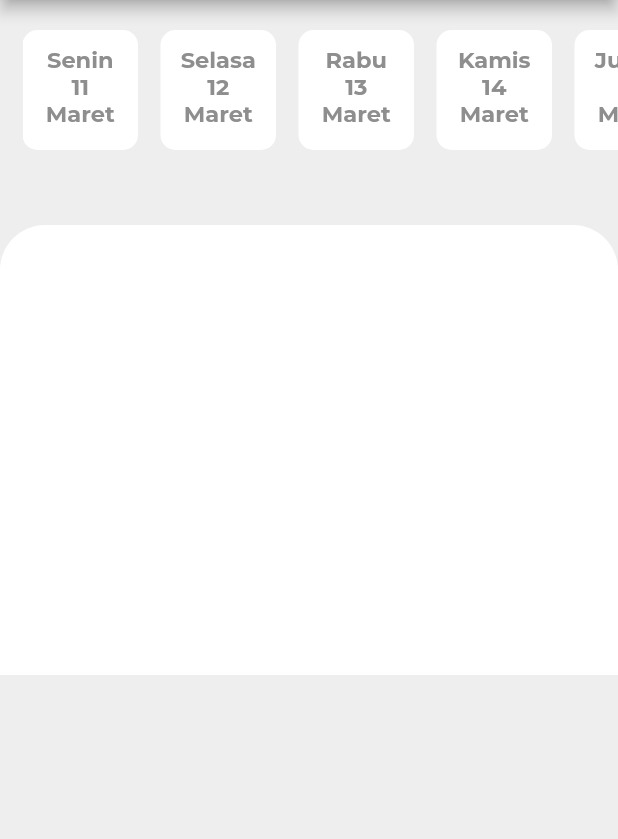
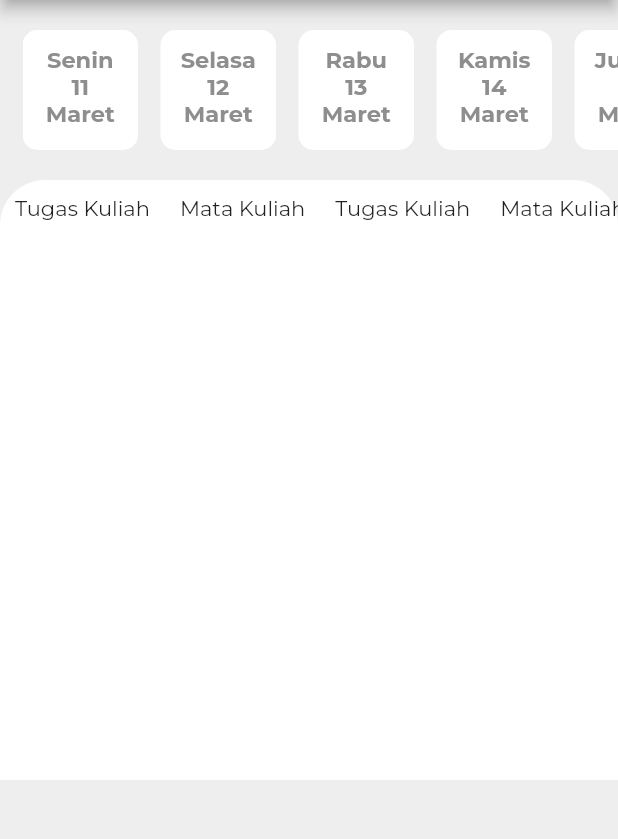
Before and after one commit to salfain/daily_activity, a Flutter app: the screen it shows after launch, on a phone screen of 412 x 824 dp, the part 84-923 px from its top. Run offline on Flutter 3.47's test engine with Material 2 defaults, Android fonts, the phone set to English and light mode, and no system bars; project files that could hold a hidden picture were left out.

Commit message:
Update index_page.dart

```diff
--- a/lib/page/index_page.dart
+++ b/lib/page/index_page.dart
@@ -20,8 +20,8 @@ class IndexPage extends StatelessWidget {
         centerTitle: true,
         title: Text(
           "Daily Activity",
-            style: TextStyle(
-                fontFamily: "Montserrat", fontWeight: FontWeight.bold),
+          style:
+              TextStyle(fontFamily: "Montserrat", fontWeight: FontWeight.bold),
         ),
         leading: IconButton(
           onPressed: () {},
@@ -65,12 +65,12 @@ class IndexPage extends StatelessWidget {
             ),
           ),
           SizedBox(
-              height: 50,
+            height: 20,
           ),
           Stack(
             children: [
               Container(
-                  height: 300,
+                height: 400,
                 width: double.infinity,
                 decoration: BoxDecoration(
                   color: Colors.white,
@@ -78,10 +78,74 @@ class IndexPage extends StatelessWidget {
                     top: Radius.circular(30),
                   ),
                 ),
+                child: ListView(scrollDirection: Axis.horizontal, children: [
+                  Row(
+                    crossAxisAlignment: CrossAxisAlignment.start,
+                    children: [
+                      Container(
+                        margin: EdgeInsets.all(10.0),
+                        child: Text(
+                          "Tugas Kuliah",
+                          style: TextStyle(fontFamily: "Montserrat"),
+                        ),
+                      ),
+                      Container(
+                        margin: EdgeInsets.all(10.0),
+                        child: Text(
+                          "Mata Kuliah",
+                          style: TextStyle(fontFamily: "Montserrat"),
+                        ),
+                      ),
+                      Container(
+                        margin: EdgeInsets.all(10.0),
+                        child: Text(
+                          "Tugas Kuliah",
+                          style: TextStyle(fontFamily: "Montserrat"),
+                        ),
+                      ),
+                      Container(
+                        margin: EdgeInsets.all(10.0),
+                        child: Text(
+                          "Mata Kuliah",
+                          style: TextStyle(fontFamily: "Montserrat"),
+                        ),
+                      ),
+                      Container(
+                        margin: EdgeInsets.all(10.0),
+                        child: Text(
+                          "Tugas Kuliah",
+                          style: TextStyle(fontFamily: "Montserrat"),
+                        ),
+                      ),
+                      Container(
+                        margin: EdgeInsets.all(10.0),
+                        child: Text(
+                          "Mata Kuliah",
+                          style: TextStyle(fontFamily: "Montserrat"),
+                        ),
+                      ),
+                      Container(
+                        margin: EdgeInsets.all(10.0),
+                        child: Text(
+                          "Tugas Kuliah",
+                          style: TextStyle(fontFamily: "Montserrat"),
+                        ),
+                      ),
+                      Container(
+                        margin: EdgeInsets.all(10.0),
+                        child: Text(
+                          "Mata Kuliah",
+                          style: TextStyle(fontFamily: "Montserrat"),
+                        ),
+                      ),
+                    ],
+                  ),
+                ]),
               ),
             ],
           ),
         ],
-        ));
+      ),
+    );
   }
 }
```
Lines whose indentation alone changed are shown as unchanged.
